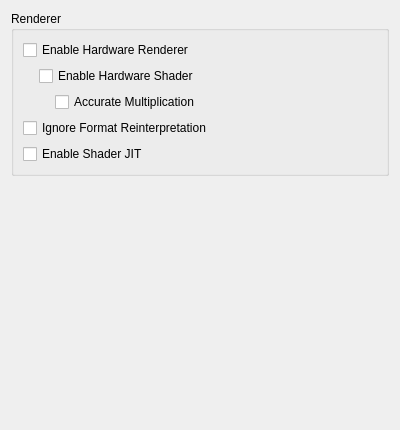
This is src/citra_qt/configuration/configure_graphics.ui in nick90845/citra-1 as Qt 5 draws it before an edit. The edited form follows.
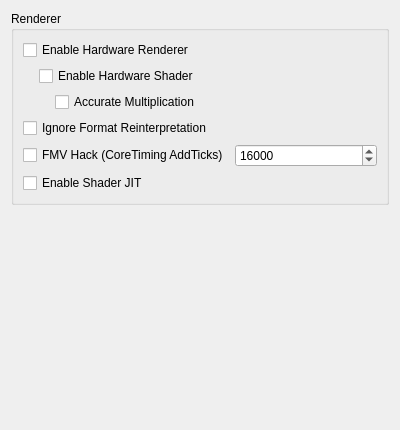
This is the edited form.

Commit message: taken2009's FMV-hack (Ctrl-T)

```diff
--- a/src/citra_qt/configuration/configure_graphics.ui
+++ b/src/citra_qt/configuration/configure_graphics.ui
@@ -99,6 +99,30 @@
         </property>
        </widget>
       </item>
+      <item>
+       <layout class="QHBoxLayout" name="horizontalLayout_7">
+        <item>
+         <widget class="QCheckBox" name="FMV_hack">
+          <property name="text">
+           <string>FMV Hack (CoreTiming AddTicks)</string>
+          </property>
+         </widget>
+        </item>
+        <item>
+         <widget class="QSpinBox" name="AddTicks">
+          <property name="minimum">
+           <number>1</number>
+          </property>
+          <property name="maximum">
+           <number>999999</number>
+          </property>
+          <property name="value">
+           <number>16000</number>
+          </property>
+         </widget>
+        </item>
+       </layout>
+      </item>
       <item>
        <widget class="QCheckBox" name="toggle_shader_jit">
         <property name="toolTip">
```
The commit also changes 5 other files.
